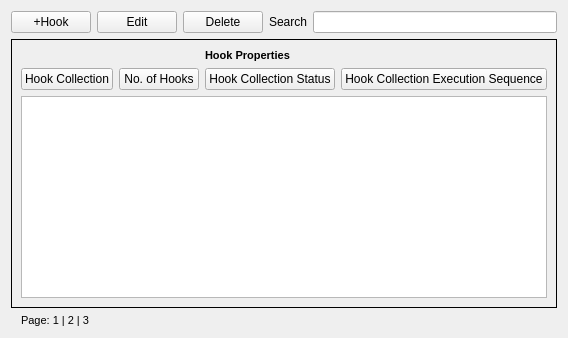
This is UI/HookView.ui in nhrade/software-2-cerberus5 as Qt 5 draws it before an edit. The edited form follows.
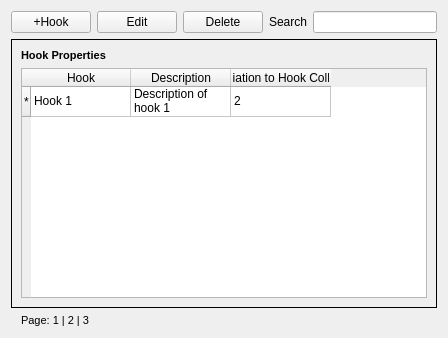
This is the edited form.

What changed in the file:
```diff
--- a/UI/HookView.ui
+++ b/UI/HookView.ui
@@ -89,35 +89,7 @@
       </item>
       <item row="0" column="0">
        <layout class="QGridLayout" name="gridLayout_4">
-        <item row="1" column="0">
-         <widget class="QPushButton" name="pushButton">
-          <property name="text">
-           <string>Hook Collection</string>
-          </property>
-         </widget>
-        </item>
-        <item row="1" column="2">
-         <widget class="QPushButton" name="pushButton_2">
-          <property name="text">
-           <string>Hook Collection Status</string>
-          </property>
-         </widget>
-        </item>
-        <item row="1" column="1">
-         <widget class="QPushButton" name="pushButton_3">
-          <property name="text">
-           <string>No. of Hooks</string>
-          </property>
-         </widget>
-        </item>
-        <item row="1" column="3">
-         <widget class="QPushButton" name="pushButton_4">
-          <property name="text">
-           <string>Hook Collection Execution Sequence</string>
-          </property>
-         </widget>
-        </item>
-        <item row="0" column="2">
+        <item row="0" column="0">
          <widget class="QLabel" name="label_2">
           <property name="font">
            <font>
@@ -133,6 +105,45 @@
         </item>
        </layout>
       </item>
+      <item row="1" column="0">
+       <widget class="QTableWidget" name="hookPropertiesTable">
+        <row>
+         <property name="text">
+          <string>*</string>
+         </property>
+        </row>
+        <column>
+         <property name="text">
+          <string>Hook</string>
+         </property>
+        </column>
+        <column>
+         <property name="text">
+          <string>Description</string>
+         </property>
+        </column>
+        <column>
+         <property name="text">
+          <string>Association to Hook Collection</string>
+         </property>
+        </column>
+        <item row="0" column="0">
+         <property name="text">
+          <string>Hook 1</string>
+         </property>
+        </item>
+        <item row="0" column="1">
+         <property name="text">
+          <string>Description of hook 1</string>
+         </property>
+        </item>
+        <item row="0" column="2">
+         <property name="text">
+          <string>2</string>
+         </property>
+        </item>
+       </widget>
+      </item>
      </layout>
     </widget>
    </item>
```
Left out of the diff: 3 changed lines with no effect on the pictures.
